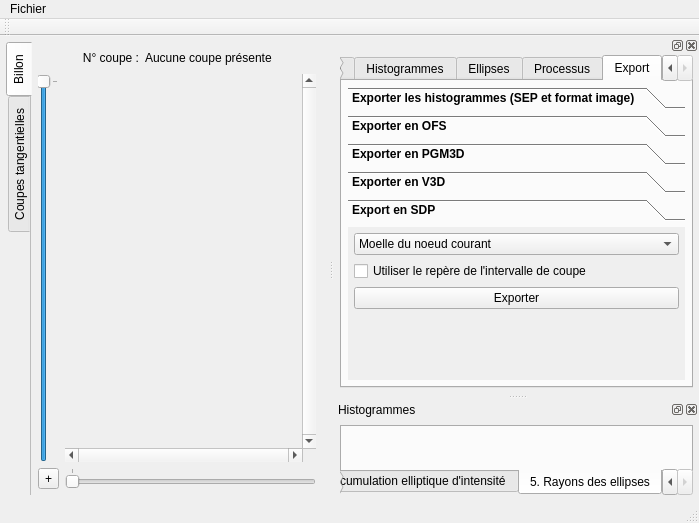
Before: the Qt Designer form ui/mainwindow.ui in akrah/TKDetection, drawn with Qt 5.
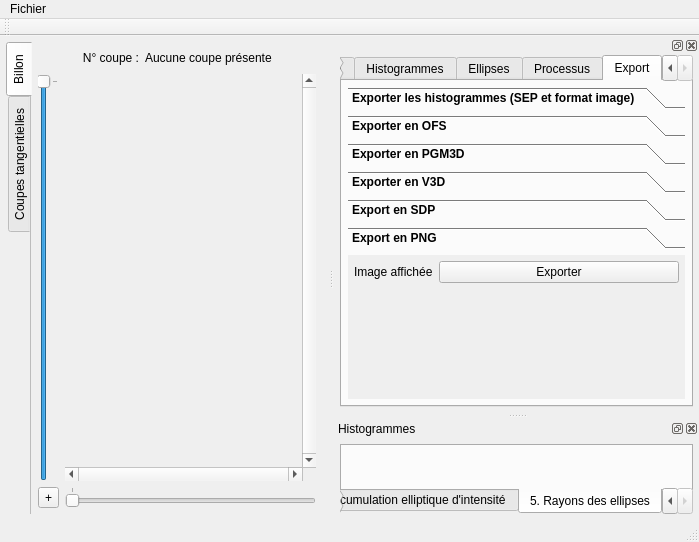
After: the same form once the commit is applied. The open tabs and pages were chosen to show the change. Custom widgets are drawn as their Qt base class.

Commit message: Add png export and correct some bugs

Diff of the .ui file:
```diff
--- a/ui/mainwindow.ui
+++ b/ui/mainwindow.ui
@@ -7,7 +7,7 @@
     <x>0</x>
     <y>0</y>
     <width>699</width>
-    <height>523</height>
+    <height>542</height>
    </rect>
   </property>
   <property name="windowTitle">
@@ -2186,7 +2186,7 @@
             </font>
            </property>
            <property name="currentIndex">
-            <number>4</number>
+            <number>5</number>
            </property>
            <widget class="QWidget" name="page">
             <property name="geometry">
@@ -2837,6 +2837,47 @@
              </item>
             </layout>
            </widget>
+           <widget class="QWidget" name="page_13">
+            <property name="geometry">
+             <rect>
+              <x>0</x>
+              <y>0</y>
+              <width>339</width>
+              <height>71</height>
+             </rect>
+            </property>
+            <attribute name="label">
+             <string>Export en PNG</string>
+            </attribute>
+            <layout class="QFormLayout" name="formLayout_15">
+             <item row="0" column="1">
+              <widget class="QPushButton" name="_buttonExportToPNG">
+               <property name="font">
+                <font>
+                 <weight>50</weight>
+                 <bold>false</bold>
+                </font>
+               </property>
+               <property name="text">
+                <string>Exporter</string>
+               </property>
+              </widget>
+             </item>
+             <item row="0" column="0">
+              <widget class="QLabel" name="label_37">
+               <property name="font">
+                <font>
+                 <weight>50</weight>
+                 <bold>false</bold>
+                </font>
+               </property>
+               <property name="text">
+                <string>Image affichée</string>
+               </property>
+              </widget>
+             </item>
+            </layout>
+           </widget>
           </widget>
          </item>
         </layout>
```
Left out of the diff: 18 changed lines with no effect on the pictures. The commit also changes 3 other files.
